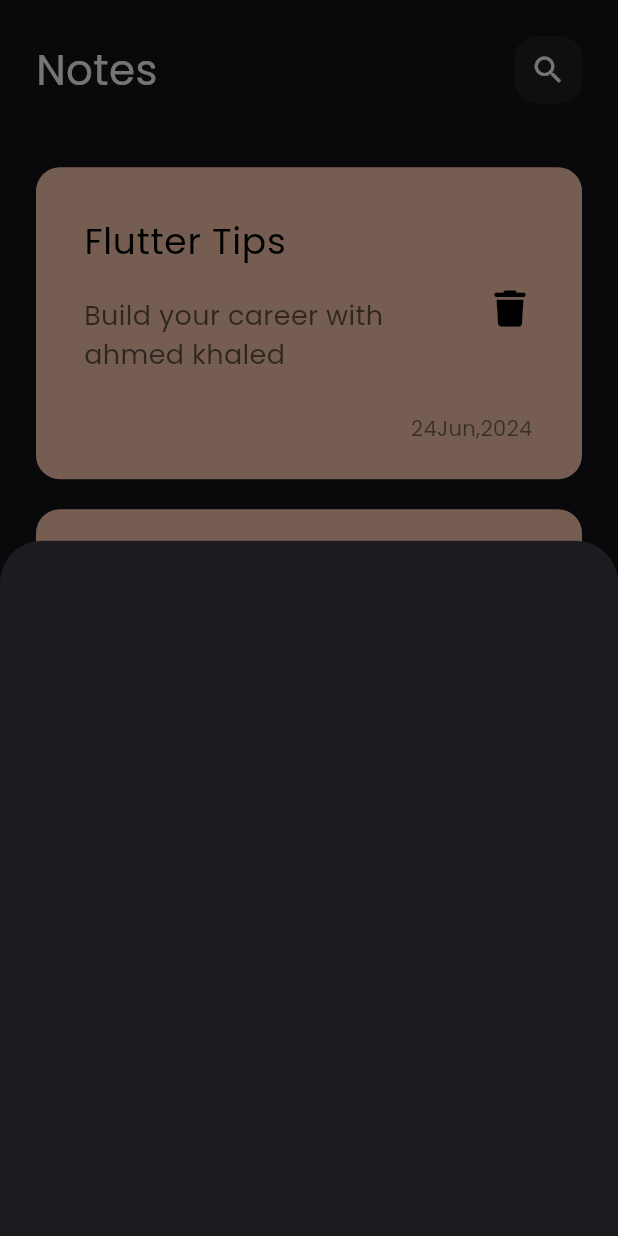
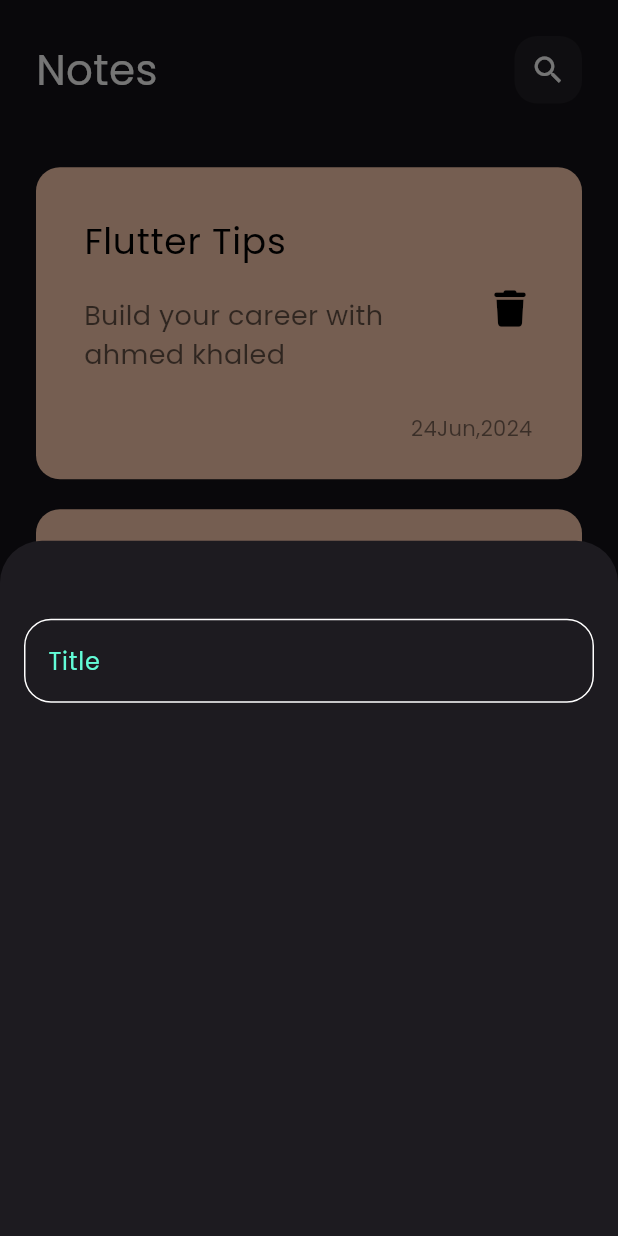
Before and after one commit to Ahmeedkhaled/notes_app, a Flutter app: the screen it shows after launch, after a tap on the "add" icon, on a phone screen of 412 x 824 dp. Run offline on Flutter 3.47's test engine with Material 3 defaults, Android fonts, the phone set to English and light mode, and no system bars; our stand-ins replace font_awesome_flutter.

Commit message:
make custom text feild

```diff
--- a/lib/core/theme.dart
+++ b/lib/core/theme.dart
@@ -2,6 +2,7 @@
 
 class AppTheme {
   static ThemeData darkMode = ThemeData(
+    primaryColor: const Color(0xff62FCD7),
     brightness: Brightness.dark,
     fontFamily: "Poppins",
   );
--- a/lib/view/screens/notes_view.dart
+++ b/lib/view/screens/notes_view.dart
@@ -1,4 +1,5 @@
 import 'package:flutter/material.dart';
+import 'package:project_local_storage/view/widgets/add_note_bottom_sheet.dart';
 import 'package:project_local_storage/view/widgets/notes_view_body.dart';
 
 class NotesView extends StatelessWidget {
@@ -31,7 +32,7 @@
   }
   void showBottomSheet(BuildContext context) {
      showModalBottomSheet(context: context, builder: (context){
-      return Container();
+      return const AddNoteBottomSheet();
     });
   }
 }
--- /dev/null
+++ b/lib/view/widgets/add_note_bottom_sheet.dart
@@ -0,0 +1,21 @@
+import 'package:flutter/material.dart';
+import 'package:project_local_storage/view/widgets/custom_text_feild.dart';
+
+class AddNoteBottomSheet extends StatelessWidget {
+  const AddNoteBottomSheet({super.key});
+
+  @override
+  Widget build(BuildContext context) {
+    return Padding(
+      padding: const EdgeInsets.symmetric(horizontal: 16.0, vertical: 16),
+      child: Column(
+        children: [
+          SizedBox(
+            height: 36,
+          ),
+          CustomTextField()
+        ],
+      ),
+    );
+  }
+}
--- /dev/null
+++ b/lib/view/widgets/custom_text_feild.dart
@@ -0,0 +1,26 @@
+import 'package:flutter/material.dart';
+
+class CustomTextField extends StatelessWidget {
+  const CustomTextField({super.key});
+
+  @override
+  Widget build(BuildContext context) {
+    return TextField(
+      cursorColor: Theme.of(context).primaryColor,
+      decoration: InputDecoration(
+           hintText:"Title",
+      hintStyle:TextStyle(color:Theme.of(context).primaryColor) ,
+        border: buildBorder(),
+        enabledBorder: buildBorder(),
+        focusedBorder: buildBorder(Theme.of(context).primaryColor),
+      ),
+    );
+  }
+
+  OutlineInputBorder buildBorder([color]) {
+    return OutlineInputBorder(
+      borderSide: BorderSide(width: 1, color: color ?? Colors.white),
+      borderRadius: BorderRadius.circular(18),
+    );
+  }
+}
```
